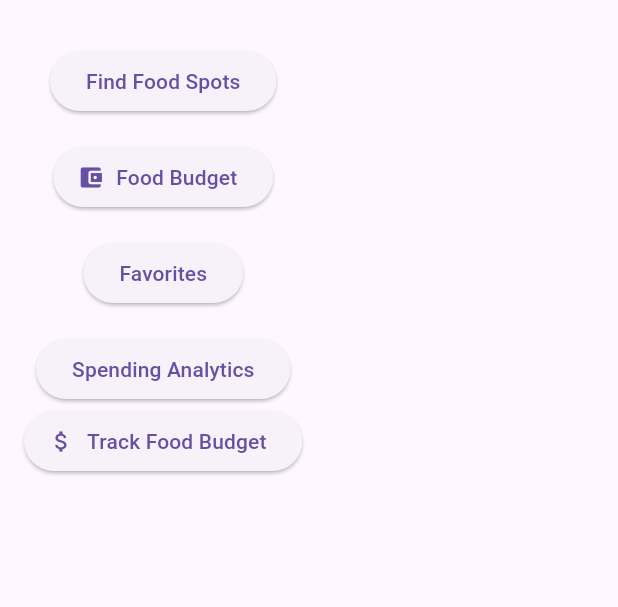
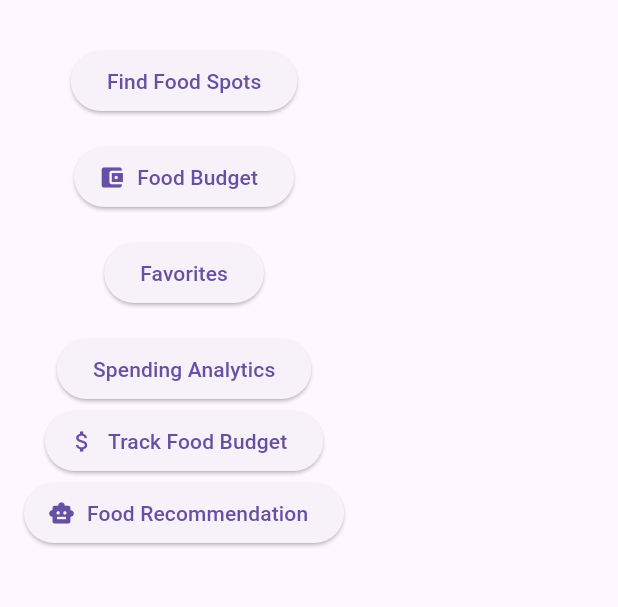
Before and after one commit to jemel119/project1, a Flutter app: the screen it shows after launch, on a phone screen of 412 x 824 dp, the part 63-670 px from its top. Run offline on Flutter 3.47's test engine with Material 3 defaults, Android fonts, the phone set to English and light mode, and no system bars; our stand-ins replace shared_preferences, sqflite; accounts and stored records are empty.

Commit message:
Add navigation to recommendation screen from home page

```diff
--- a/lib/screens/home_screen.dart
+++ b/lib/screens/home_screen.dart
@@ -53,7 +53,15 @@ ElevatedButton.icon(
   },
   icon: const Icon(Icons.attach_money),
   label: const Text("Track Food Budget"),
-)
+),
+
+ElevatedButton.icon(
+  onPressed: () {
+    Navigator.pushNamed(context, '/recommend');
+  },
+  icon: const Icon(Icons.smart_toy),
+  label: const Text("Food Recommendation"),
+),
 
           ],
         ),
```
